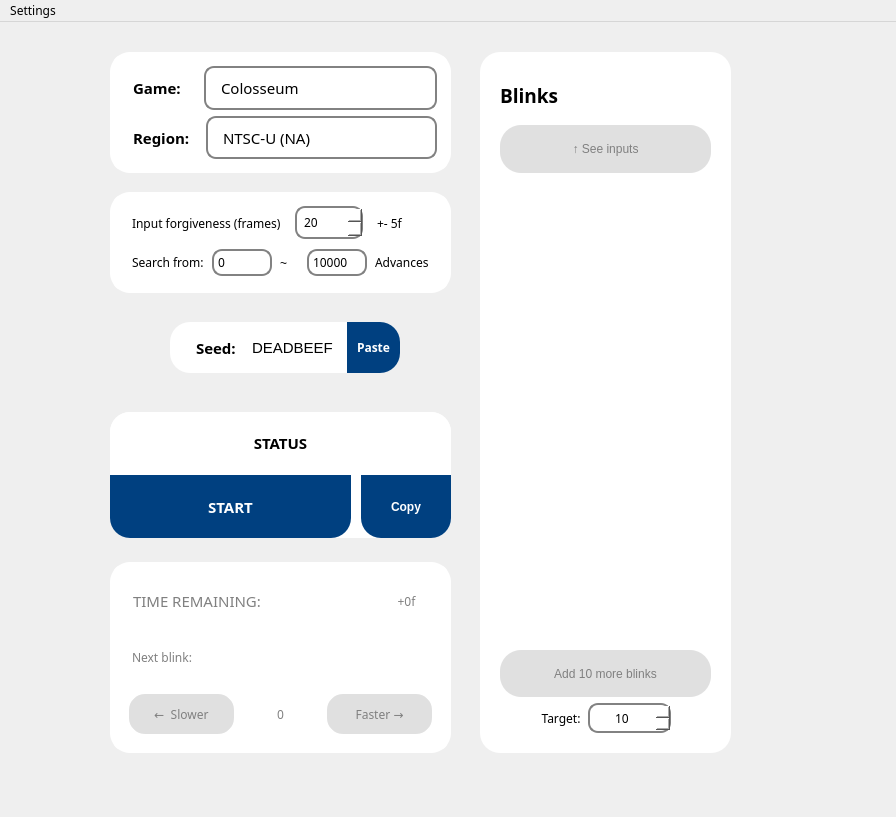
Before: the Qt Designer form OpenBlink/GuiProjectBackup/OpenBlink2/mainwindow.ui in KapitalRoser/OpenBlink, drawn with Qt 5.
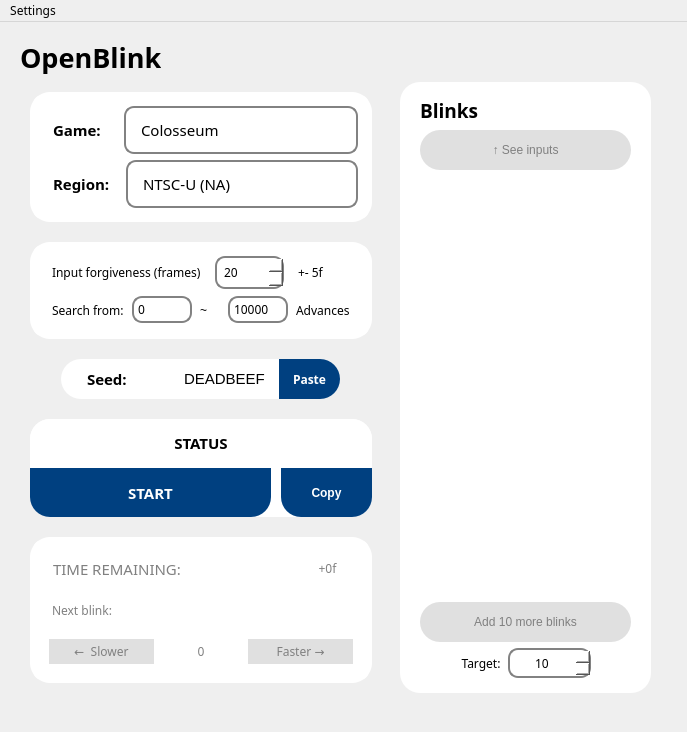
After: the same form once the commit is applied. Icons and pictures are not drawn.

Commit message:
Add basic ms_adjust
Currently using old 215ms figure and it seems to fit so well. I don't know whY.
need to test with other regions.

Patch:
```diff
--- a/OpenBlink/GuiProjectBackup/OpenBlink2/mainwindow.ui
+++ b/OpenBlink/GuiProjectBackup/OpenBlink2/mainwindow.ui
@@ -6,8 +6,8 @@
    <rect>
     <x>0</x>
     <y>0</y>
-    <width>896</width>
-    <height>817</height>
+    <width>687</width>
+    <height>732</height>
    </rect>
   </property>
   <property name="font">
@@ -22,15 +22,524 @@
    <bool>false</bool>
   </property>
   <widget class="QWidget" name="centralwidget">
+   <widget class="QLabel" name="LogoLabel">
+    <property name="geometry">
+     <rect>
+      <x>20</x>
+      <y>10</y>
+      <width>141</width>
+      <height>51</height>
+     </rect>
+    </property>
+    <property name="font">
+     <font>
+      <family>Century Gothic</family>
+      <pointsize>20</pointsize>
+      <bold>true</bold>
+     </font>
+    </property>
+    <property name="text">
+     <string>OpenBlink</string>
+    </property>
+   </widget>
+   <widget class="QFrame" name="blinkTableFrame">
+    <property name="geometry">
+     <rect>
+      <x>400</x>
+      <y>60</y>
+      <width>251</width>
+      <height>611</height>
+     </rect>
+    </property>
+    <property name="font">
+     <font>
+      <family>Century Gothic</family>
+     </font>
+    </property>
+    <property name="styleSheet">
+     <string notr="true">color: black;
+background-color: white;
+border-radius: 20px;
+</string>
+    </property>
+    <property name="frameShape">
+     <enum>QFrame::StyledPanel</enum>
+    </property>
+    <property name="frameShadow">
+     <enum>QFrame::Raised</enum>
+    </property>
+    <layout class="QVBoxLayout" name="verticalLayout">
+     <property name="spacing">
+      <number>6</number>
+     </property>
+     <property name="leftMargin">
+      <number>20</number>
+     </property>
+     <property name="topMargin">
+      <number>15</number>
+     </property>
+     <property name="rightMargin">
+      <number>20</number>
+     </property>
+     <property name="bottomMargin">
+      <number>15</number>
+     </property>
+     <item>
+      <widget class="QLabel" name="label_9">
+       <property name="font">
+        <font>
+         <family>Century Gothic</family>
+         <pointsize>14</pointsize>
+         <bold>true</bold>
+        </font>
+       </property>
+       <property name="text">
+        <string>Blinks</string>
+       </property>
+      </widget>
+     </item>
+     <item>
+      <widget class="QPushButton" name="seeInputButton">
+       <property name="enabled">
+        <bool>false</bool>
+       </property>
+       <property name="sizePolicy">
+        <sizepolicy hsizetype="Minimum" vsizetype="Preferred">
+         <horstretch>0</horstretch>
+         <verstretch>0</verstretch>
+        </sizepolicy>
+       </property>
+       <property name="minimumSize">
+        <size>
+         <width>0</width>
+         <height>40</height>
+        </size>
+       </property>
+       <property name="styleSheet">
+        <string notr="true">QPushButton{background-color: #004080;
+font: 9pt &quot;Century Gothic&quot;;
+color: white;
+font-weight: bold;
+border-radius:20px;
+}
+QPushButton:hover{
+background-color: #265d93;
+}
+QPushButton:pressed{
+background-color: #004080;
+}
+QPushButton:disabled{
+background-color:#e0e0e0;
+font-weight:normal;
+color:grey;
+}</string>
+       </property>
+       <property name="text">
+        <string>↑ See inputs</string>
+       </property>
+      </widget>
+     </item>
+     <item>
+      <widget class="QFrame" name="frame">
+       <property name="minimumSize">
+        <size>
+         <width>0</width>
+         <height>465</height>
+        </size>
+       </property>
+       <property name="frameShape">
+        <enum>QFrame::NoFrame</enum>
+       </property>
+       <property name="frameShadow">
+        <enum>QFrame::Plain</enum>
+       </property>
+       <property name="lineWidth">
+        <number>0</number>
+       </property>
+       <widget class="QTableWidget" name="outTable">
+        <property name="geometry">
+         <rect>
+          <x>0</x>
+          <y>9</y>
+          <width>210</width>
+          <height>451</height>
+         </rect>
+        </property>
+        <property name="frameShape">
+         <enum>QFrame::NoFrame</enum>
+        </property>
+        <property name="frameShadow">
+         <enum>QFrame::Plain</enum>
+        </property>
+        <property name="lineWidth">
+         <number>0</number>
+        </property>
+        <property name="editTriggers">
+         <set>QAbstractItemView::NoEditTriggers</set>
+        </property>
+        <property name="selectionBehavior">
+         <enum>QAbstractItemView::SelectItems</enum>
+        </property>
+        <property name="wordWrap">
+         <bool>false</bool>
+        </property>
+        <property name="cornerButtonEnabled">
+         <bool>false</bool>
+        </property>
+        <attribute name="horizontalHeaderVisible">
+         <bool>true</bool>
+        </attribute>
+       </widget>
+      </widget>
+     </item>
+     <item>
+      <widget class="QPushButton" name="increaseBlinksButton">
+       <property name="enabled">
+        <bool>false</bool>
+       </property>
+       <property name="sizePolicy">
+        <sizepolicy hsizetype="Minimum" vsizetype="Minimum">
+         <horstretch>0</horstretch>
+         <verstretch>0</verstretch>
+        </sizepolicy>
+       </property>
+       <property name="minimumSize">
+        <size>
+         <width>0</width>
+         <height>40</height>
+        </size>
+       </property>
+       <property name="styleSheet">
+        <string notr="true">QPushButton{background-color: #004080;
+font: 9pt &quot;Century Gothic&quot;;
+color: white;
+font-weight: bold;
+border-radius:20px;
+}
+QPushButton:hover{
+background-color: #265d93;
+}
+QPushButton:pressed{
+background-color: #004080;
+}
+QPushButton:disabled{
+background-color:#e0e0e0;
+font-weight:normal;
+color:grey;
+}</string>
+       </property>
+       <property name="text">
+        <string>Add 10 more blinks</string>
+       </property>
+      </widget>
+     </item>
+     <item>
+      <layout class="QHBoxLayout" name="horizontalLayout_4" stretch="0,1,2,0">
+       <property name="rightMargin">
+        <number>0</number>
+       </property>
+       <item>
+        <spacer name="horizontalSpacer_4">
+         <property name="orientation">
+          <enum>Qt::Horizontal</enum>
+         </property>
+         <property name="sizeHint" stdset="0">
+          <size>
+           <width>40</width>
+           <height>20</height>
+          </size>
+         </property>
+        </spacer>
+       </item>
+       <item>
+        <widget class="QLabel" name="label_2">
+         <property name="font">
+          <font>
+           <family>Century Gothic</family>
+          </font>
+         </property>
+         <property name="text">
+          <string>Target:</string>
+         </property>
+         <property name="alignment">
+          <set>Qt::AlignCenter</set>
+         </property>
+        </widget>
+       </item>
+       <item>
+        <widget class="QSpinBox" name="arbTargetBox">
+         <property name="sizePolicy">
+          <sizepolicy hsizetype="Minimum" vsizetype="Fixed">
+           <horstretch>0</horstretch>
+           <verstretch>0</verstretch>
+          </sizepolicy>
+         </property>
+         <property name="minimumSize">
+          <size>
+           <width>0</width>
+           <height>30</height>
+          </size>
+         </property>
+         <property name="font">
+          <font>
+           <family>Century Gothic</family>
+           <pointsize>9</pointsize>
+          </font>
+         </property>
+         <property name="styleSheet">
+          <string notr="true">QSpinBox{
+border: 2px solid #828282;
+border-radius: 10px;
+}
+
+QSpinBox::up-button{
+image: url(:/resfix1/arrow2.jpg);
+width: 12px;
+height:12px;
+padding-right: 5px;
+padding-top:2px;
+}
+QSpinBox::down-button{
+image: url(:/resfix1/arrow1.jpg);
+width: 12px;
+height:12px;
+padding-right: 5px;
+padding-bottom:2px;
+}</string>
+         </property>
+         <property name="alignment">
+          <set>Qt::AlignCenter</set>
+         </property>
+         <property name="minimum">
+          <number>1</number>
+         </property>
+         <property name="maximum">
+          <number>1000</number>
+         </property>
+         <property name="value">
+          <number>10</number>
+         </property>
+        </widget>
+       </item>
+       <item>
+        <spacer name="horizontalSpacer_3">
+         <property name="orientation">
+          <enum>Qt::Horizontal</enum>
+         </property>
+         <property name="sizeHint" stdset="0">
+          <size>
+           <width>40</width>
+           <height>20</height>
+          </size>
+         </property>
+        </spacer>
+       </item>
+      </layout>
+     </item>
+    </layout>
+   </widget>
+   <widget class="QWidget" name="verticalLayoutWidget">
+    <property name="geometry">
+     <rect>
+      <x>20</x>
+      <y>60</y>
+      <width>362</width>
+      <height>611</height>
+     </rect>
+    </property>
+    <layout class="QVBoxLayout" name="verticalLayout_5" stretch="2,2,0,2,3">
+     <property name="spacing">
+      <number>20</number>
+     </property>
+     <property name="leftMargin">
+      <number>10</number>
+     </property>
+     <property name="topMargin">
+      <number>10</number>
+     </property>
+     <property name="rightMargin">
+      <number>10</number>
+     </property>
+     <property name="bottomMargin">
+      <number>10</number>
+     </property>
+     <item>
+      <widget class="QFrame" name="platformFrame">
+       <property name="styleSheet">
+        <string notr="true">
+*{border: 5px solid white;
+color: black;
+background-color: white;
+border-radius: 20px;
+}
+QFrame QLabel:disabled{
+color:grey;
+font-weight:normal;
+}</string>
+       </property>
+       <layout class="QVBoxLayout" name="verticalLayout_3">
+        <item>
+         <layout class="QHBoxLayout" name="gameHorizLayout">
+          <item>
+           <widget class="QLabel" name="label_7">
+            <property name="sizePolicy">
+             <sizepolicy hsizetype="Fixed" vsizetype="Preferred">
+              <horstretch>0</horstretch>
+              <verstretch>0</verstretch>
+             </sizepolicy>
+            </property>
+            <property name="minimumSize">
+             <size>
+              <width>74</width>
+              <height>0</height>
+             </size>
+            </property>
+            <property name="font">
+             <font>
+              <family>Century Gothic</family>
+              <pointsize>11</pointsize>
+              <italic>false</italic>
+              <bold>true</bold>
+             </font>
+            </property>
+            <property name="text">
+             <string>Game:</string>
+            </property>
+           </widget>
+          </item>
+          <item>
+           <widget class="QComboBox" name="gameBox">
+            <property name="font">
+             <font>
+              <family>Century Gothic</family>
+              <pointsize>11</pointsize>
+              <italic>false</italic>
+              <bold>false</bold>
+             </font>
+            </property>
+            <property name="styleSheet">
+             <string notr="true">QComboBox{
+border: 2px solid #828282;
+padding-left: 15px;
+padding-top:10px;
+padding-bottom:10px;
+border-radius: 10px;
+}
+QComboBox::drop-down{
+border: 0px;
+}
+QComboBox::down-arrow{
+image: url(:/resfix1/arrow1.jpg);
+width: 28px;
+height:28px;
+padding-right: 40px;
+}
+QComboBox:disabled{
+color:grey;
+border-color:lightgrey;
+}</string>
+            </property>
+            <item>
+             <property name="text">
+              <string>Colosseum</string>
+             </property>
+            </item>
+            <item>
+             <property name="text">
+              <string>XD</string>
+             </property>
+            </item>
+            <item>
+             <property name="text">
+              <string>XD (Dolphin 5.0)</string>
+             </property>
+            </item>
+           </widget>
+          </item>
+         </layout>
+        </item>
+        <item>
+         <layout class="QHBoxLayout" name="regionHorzLayout">
+          <item>
+           <widget class="QLabel" name="label_8">
+            <property name="sizePolicy">
+             <sizepolicy hsizetype="Fixed" vsizetype="Preferred">
+              <horstretch>0</horstretch>
+              <verstretch>0</verstretch>
+             </sizepolicy>
+            </property>
+            <property name="font">
+             <font>
+              <family>Century Gothic</family>
+              <pointsize>11</pointsize>
+              <italic>false</italic>
+              <bold>true</bold>
+             </font>
+            </property>
+            <property name="text">
+             <string>Region:</string>
+            </property>
+           </widget>
+          </item>
+          <item>
+           <widget class="QComboBox" name="regionBox">
+            <property name="font">
+             <font>
+              <family>Century Gothic</family>
+              <pointsize>11</pointsize>
+             </font>
+            </property>
+            <property name="styleSheet">
+             <string notr="true">QComboBox{
+border: 2px solid #828282;
+padding-left: 15px;
+padding-top:10px;
+padding-bottom:10px;
+border-radius:10px;
+}
+QComboBox::drop-down{
+border: 0px;
+}
+QComboBox::down-arrow{
+image: url(:/resfix1/arrow1.jpg);
+width: 28px;
+height:28px;
+padding-right: 40px;
+}
+QComboBox:disabled{
+color:grey;
+border-color:lightgrey;
+}</string>
+            </property>
+            <item>
+             <property name="text">
+              <string>NTSC-U (NA)</string>
+             </property>
+            </item>
+            <item>
+             <property name="text">
+              <string>PAL - 60Hz (EU)</string>
+             </property>
+            </item>
+            <item>
+             <property name="text">
+              <string>PAL - 50Hz</string>
+             </property>
+            </item>
+            <item>
+             <property name="text">
+              <string>NTSC-J (JP)</string>
+             </property>
+            </item>
+           </widget>
+          </item>
+         </layout>
+        </item>
+       </layout>
+      </widget>
+     </item>
+     <item>
    <widget class="QFrame" name="paramsFrame">
-    <property name="geometry">
-     <rect>
-      <x>110</x>
-      <y>170</y>
-      <width>341</width>
-      <height>101</height>
-     </rect>
-    </property>
     <property name="styleSheet">
      <string notr="true">*{
 border: 5px solid white;
@@ -253,194 +762,11 @@
      </item>
     </layout>
    </widget>
-   <widget class="QLabel" name="LogoLabel">
-    <property name="geometry">
-     <rect>
-      <x>120</x>
-      <y>70</y>
-      <width>141</width>
-      <height>41</height>
-     </rect>
-    </property>
-    <property name="font">
-     <font>
-      <family>Century Gothic</family>
-      <pointsize>14</pointsize>
-      <bold>true</bold>
-     </font>
-    </property>
-    <property name="text">
-     <string>OpenBlink</string>
-    </property>
-   </widget>
-   <widget class="QFrame" name="statusFrame">
-    <property name="geometry">
-     <rect>
-      <x>110</x>
-      <y>390</y>
-      <width>341</width>
-      <height>126</height>
-     </rect>
-    </property>
-    <property name="font">
-     <font>
-      <family>Century Gothic</family>
-     </font>
-    </property>
-    <property name="styleSheet">
-     <string notr="true">color: black;
-background-color: white;
-border-radius: 20px;
-</string>
-    </property>
-    <property name="frameShape">
-     <enum>QFrame::StyledPanel</enum>
-    </property>
-    <property name="frameShadow">
-     <enum>QFrame::Plain</enum>
-    </property>
-    <property name="lineWidth">
-     <number>20</number>
-    </property>
-    <property name="midLineWidth">
-     <number>3</number>
-    </property>
-    <layout class="QVBoxLayout" name="verticalLayout_4">
-     <property name="spacing">
-      <number>0</number>
-     </property>
-     <property name="leftMargin">
-      <number>0</number>
-     </property>
-     <property name="topMargin">
-      <number>0</number>
-     </property>
-     <property name="rightMargin">
-      <number>0</number>
-     </property>
-     <property name="bottomMargin">
-      <number>0</number>
-     </property>
-     <item>
-      <widget class="QLabel" name="statusLabel">
-       <property name="font">
-        <font>
-         <family>Century Gothic</family>
-         <pointsize>11</pointsize>
-         <bold>true</bold>
-        </font>
-       </property>
-       <property name="text">
-        <string>STATUS</string>
-       </property>
-       <property name="alignment">
-        <set>Qt::AlignCenter</set>
-       </property>
-       <property name="textInteractionFlags">
-        <set>Qt::LinksAccessibleByMouse|Qt::TextSelectableByMouse</set>
-       </property>
-      </widget>
      </item>
      <item>
-      <layout class="QHBoxLayout" name="horizontalLayout_5" stretch="8,3">
-       <property name="spacing">
-        <number>10</number>
-       </property>
-       <property name="sizeConstraint">
-        <enum>QLayout::SetFixedSize</enum>
-       </property>
+      <layout class="QHBoxLayout" name="centerLayout">
        <item>
-        <widget class="QPushButton" name="startButton">
-         <property name="sizePolicy">
-          <sizepolicy hsizetype="Minimum" vsizetype="Minimum">
-           <horstretch>0</horstretch>
-           <verstretch>0</verstretch>
-          </sizepolicy>
-         </property>
-         <property name="font">
-          <font>
-           <family>Century Gothic</family>
-           <pointsize>11</pointsize>
-           <italic>false</italic>
-           <bold>true</bold>
-          </font>
-         </property>
-         <property name="styleSheet">
-          <string notr="true">QPushButton{
-background-color: #004080;
-font: 11pt &quot;Century Gothic&quot;;
-color: white;
-font-weight: bold;
-border-radius:0px;
-border-bottom-right-radius:20px;
-border-bottom-left-radius:20px;
-}
-QPushButton:hover{
-cursor:pointer;
-background-color: #265d93;
-}
-QPushButton:pressed{
-background-color: #004080;
-}
-QPushButton:disabled{
-background-color:#e0e0e0;
-font-weight:normal;
-color:grey;
-}</string>
-         </property>
-         <property name="text">
-          <string>START</string>
-         </property>
-        </widget>
-       </item>
-       <item>
-        <widget class="QPushButton" name="copyButton">
-         <property name="sizePolicy">
-          <sizepolicy hsizetype="Minimum" vsizetype="Minimum">
-           <horstretch>0</horstretch>
-           <verstretch>0</verstretch>
-          </sizepolicy>
-         </property>
-         <property name="styleSheet">
-          <string notr="true">QPushButton{
-background-color: #004080;
-font: 11pt &quot;Century Gothic&quot;;
-color: white;
-font-weight: bold;
-border-radius:0px;
-border-bottom-left-radius:20px;
-border-bottom-right-radius:20px;
-}
-QPushButton:hover{
-background-color: #265d93;
-}
-QPushButton:pressed{
-background-color: #004080;
-}
-QPushButton:disabled{
-background-color:#e0e0e0;
-font-weight:normal;
-color:grey;
-}</string>
-         </property>
-         <property name="text">
-          <string>Copy</string>
-         </property>
-        </widget>
-       </item>
-      </layout>
-     </item>
-    </layout>
-   </widget>
    <widget class="QFrame" name="seedQFrame">
-    <property name="geometry">
-     <rect>
-      <x>170</x>
-      <y>300</y>
-      <width>230</width>
-      <height>51</height>
-     </rect>
-    </property>
     <property name="sizePolicy">
      <sizepolicy hsizetype="Fixed" vsizetype="Fixed">
       <horstretch>0</horstretch>
@@ -594,18 +920,166 @@
      </item>
     </layout>
    </widget>
+       </item>
+      </layout>
+     </item>
+     <item>
+      <widget class="QFrame" name="statusFrame">
+       <property name="font">
+        <font>
+         <family>Century Gothic</family>
+        </font>
+       </property>
+       <property name="styleSheet">
+        <string notr="true">color: black;
+background-color: white;
+border-radius: 20px;
+</string>
+       </property>
+       <property name="frameShape">
+        <enum>QFrame::StyledPanel</enum>
+       </property>
+       <property name="frameShadow">
+        <enum>QFrame::Plain</enum>
+       </property>
+       <property name="lineWidth">
+        <number>20</number>
+       </property>
+       <property name="midLineWidth">
+        <number>3</number>
+       </property>
+       <layout class="QVBoxLayout" name="verticalLayout_4">
+        <property name="spacing">
+         <number>0</number>
+        </property>
+        <property name="leftMargin">
+         <number>0</number>
+        </property>
+        <property name="topMargin">
+         <number>0</number>
+        </property>
+        <property name="rightMargin">
+         <number>0</number>
+        </property>
+        <property name="bottomMargin">
+         <number>0</number>
+        </property>
+        <item>
+         <widget class="QLabel" name="statusLabel">
+          <property name="font">
+           <font>
+            <family>Century Gothic</family>
+            <pointsize>11</pointsize>
+            <bold>true</bold>
+           </font>
+          </property>
+          <property name="text">
+           <string>STATUS</string>
+          </property>
+          <property name="alignment">
+           <set>Qt::AlignCenter</set>
+          </property>
+          <property name="textInteractionFlags">
+           <set>Qt::LinksAccessibleByMouse|Qt::TextSelectableByMouse</set>
+          </property>
+         </widget>
+        </item>
+        <item>
+         <layout class="QHBoxLayout" name="horizontalLayout_5" stretch="8,3">
+          <property name="spacing">
+           <number>10</number>
+          </property>
+          <property name="sizeConstraint">
+           <enum>QLayout::SetFixedSize</enum>
+          </property>
+          <item>
+           <widget class="QPushButton" name="startButton">
+            <property name="sizePolicy">
+             <sizepolicy hsizetype="Minimum" vsizetype="Minimum">
+              <horstretch>0</horstretch>
+              <verstretch>0</verstretch>
+             </sizepolicy>
+            </property>
+            <property name="font">
+             <font>
+              <family>Century Gothic</family>
+              <pointsize>11</pointsize>
+              <italic>false</italic>
+              <bold>true</bold>
+             </font>
+            </property>
+            <property name="styleSheet">
+             <string notr="true">QPushButton{
+background-color: #004080;
+font: 11pt &quot;Century Gothic&quot;;
+color: white;
+font-weight: bold;
+border-radius:0px;
+border-bottom-right-radius:20px;
+border-bottom-left-radius:20px;
+}
+QPushButton:hover{
+background-color: #265d93;
+}
+QPushButton:pressed{
+background-color: #004080;
+}
+QPushButton:disabled{
+background-color:#e0e0e0;
+font-weight:normal;
+color:grey;
+}</string>
+            </property>
+            <property name="text">
+             <string>START</string>
+            </property>
+           </widget>
+          </item>
+          <item>
+           <widget class="QPushButton" name="copyButton">
+            <property name="sizePolicy">
+             <sizepolicy hsizetype="Minimum" vsizetype="Minimum">
+              <horstretch>0</horstretch>
+              <verstretch>0</verstretch>
+             </sizepolicy>
+            </property>
+            <property name="styleSheet">
+             <string notr="true">QPushButton{
+background-color: #004080;
+font: 11pt &quot;Century Gothic&quot;;
+color: white;
+font-weight: bold;
+border-radius:0px;
+border-bottom-left-radius:20px;
+border-bottom-right-radius:20px;
+}
+QPushButton:hover{
+background-color: #265d93;
+}
+QPushButton:pressed{
+background-color: #004080;
+}
+QPushButton:disabled{
+background-color:#e0e0e0;
+font-weight:normal;
+color:grey;
+}</string>
+            </property>
+            <property name="text">
+             <string>Copy</string>
+            </property>
+           </widget>
+          </item>
+         </layout>
+        </item>
+       </layout>
+      </widget>
+     </item>
+     <item>
    <widget class="QFrame" name="timerFrame">
     <property name="enabled">
      <bool>false</bool>
     </property>
-    <property name="geometry">
-     <rect>
-      <x>110</x>
-      <y>540</y>
-      <width>341</width>
-      <height>191</height>
-     </rect>
-    </property>
     <property name="autoFillBackground">
      <bool>false</bool>
     </property>
@@ -692,7 +1166,7 @@
 font: 9pt &quot;Century Gothic&quot;;
 color: white;
 font-weight: bold;
-border-radius:21%;
+border-radius:18px;
 }
 QPushButton:hover{
 cursor:pointer;
@@ -771,7 +1245,7 @@
 font: 9pt &quot;Century Gothic&quot;;
 color: white;
 font-weight: bold;
-border-radius:21%;
+border-radius:18px;
 }
 QPushButton:hover{
 cursor:pointer;
@@ -837,482 +1311,6 @@
      </item>
     </layout>
    </widget>
-   <widget class="QFrame" name="blinkTableFrame">
-    <property name="geometry">
-     <rect>
-      <x>480</x>
-      <y>30</y>
-      <width>251</width>
-      <height>701</height>
-     </rect>
-    </property>
-    <property name="font">
-     <font>
-      <family>Century Gothic</family>
-     </font>
-    </property>
-    <property name="styleSheet">
-     <string notr="true">color: black;
-background-color: white;
-border-radius: 20px;
-</string>
-    </property>
-    <property name="frameShape">
-     <enum>QFrame::StyledPanel</enum>
-    </property>
-    <property name="frameShadow">
-     <enum>QFrame::Raised</enum>
-    </property>
-    <layout class="QVBoxLayout" name="verticalLayout">
-     <property name="spacing">
-      <number>6</number>
-     </property>
-     <property name="leftMargin">
-      <number>20</number>
-     </property>
-     <property name="topMargin">
-      <number>20</number>
-     </property>
-     <property name="rightMargin">
-      <number>20</number>
-     </property>
-     <property name="bottomMargin">
-      <number>20</number>
-     </property>
-     <item>
-      <widget class="QLabel" name="label_9">
-       <property name="font">
-        <font>
-         <family>Century Gothic</family>
-         <pointsize>14</pointsize>
-         <bold>true</bold>
-        </font>
-       </property>
-       <property name="text">
-        <string>Blinks</string>
-       </property>
-      </widget>
-     </item>
-     <item>
-      <widget class="QPushButton" name="seeInputButton">
-       <property name="enabled">
-        <bool>false</bool>
-       </property>
-       <property name="sizePolicy">
-        <sizepolicy hsizetype="Minimum" vsizetype="Preferred">
-         <horstretch>0</horstretch>
-         <verstretch>0</verstretch>
-        </sizepolicy>
-       </property>
-       <property name="minimumSize">
-        <size>
-         <width>0</width>
-         <height>40</height>
-        </size>
-       </property>
-       <property name="styleSheet">
-        <string notr="true">QPushButton{background-color: #004080;
-font: 9pt &quot;Century Gothic&quot;;
-color: white;
-font-weight: bold;
-border-radius:21%;
-}
-QPushButton:hover{
-cursor:pointer;
-background-color: #265d93;
-}
-QPushButton:pressed{
-background-color: #004080;
-}
-QPushButton:disabled{
-background-color:#e0e0e0;
-font-weight:normal;
-color:grey;
-}</string>
-       </property>
-       <property name="text">
-        <string>↑ See inputs</string>
-       </property>
-      </widget>
-     </item>
-     <item>
-      <widget class="QFrame" name="frame">
-       <property name="minimumSize">
-        <size>
-         <width>0</width>
-         <height>465</height>
-        </size>
-       </property>
-       <property name="frameShape">
-        <enum>QFrame::NoFrame</enum>
-       </property>
-       <property name="frameShadow">
-        <enum>QFrame::Plain</enum>
-       </property>
-       <property name="lineWidth">
-        <number>0</number>
-       </property>
-       <widget class="QTableWidget" name="outTable">
-        <property name="geometry">
-         <rect>
-          <x>0</x>
-          <y>9</y>
-          <width>210</width>
-          <height>451</height>
-         </rect>
-        </property>
-        <property name="frameShape">
-         <enum>QFrame::NoFrame</enum>
-        </property>
-        <property name="frameShadow">
-         <enum>QFrame::Plain</enum>
-        </property>
-        <property name="lineWidth">
-         <number>0</number>
-        </property>
-        <property name="editTriggers">
-         <set>QAbstractItemView::NoEditTriggers</set>
-        </property>
-        <property name="selectionBehavior">
-         <enum>QAbstractItemView::SelectItems</enum>
-        </property>
-        <property name="wordWrap">
-         <bool>false</bool>
-        </property>
-        <property name="cornerButtonEnabled">
-         <bool>false</bool>
-        </property>
-        <attribute name="horizontalHeaderVisible">
-         <bool>true</bool>
-        </attribute>
-       </widget>
-      </widget>
-     </item>
-     <item>
-      <widget class="QPushButton" name="increaseBlinksButton">
-       <property name="enabled">
-        <bool>false</bool>
-       </property>
-       <property name="sizePolicy">
-        <sizepolicy hsizetype="Minimum" vsizetype="Minimum">
-         <horstretch>0</horstretch>
-         <verstretch>0</verstretch>
-        </sizepolicy>
-       </property>
-       <property name="minimumSize">
-        <size>
-         <width>0</width>
-         <height>40</height>
-        </size>
-       </property>
-       <property name="styleSheet">
-        <string notr="true">QPushButton{background-color: #004080;
-font: 9pt &quot;Century Gothic&quot;;
-color: white;
-font-weight: bold;
-border-radius:21%;
-}
-QPushButton:hover{
-cursor:pointer;
-background-color: #265d93;
-}
-QPushButton:pressed{
-background-color: #004080;
-}
-QPushButton:disabled{
-background-color:#e0e0e0;
-font-weight:normal;
-color:grey;
-}</string>
-       </property>
-       <property name="text">
-        <string>Add 10 more blinks</string>
-       </property>
-      </widget>
-     </item>
-     <item>
-      <layout class="QHBoxLayout" name="horizontalLayout_4" stretch="0,1,2,0">
-       <property name="rightMargin">
-        <number>0</number>
-       </property>
-       <item>
-        <spacer name="horizontalSpacer_4">
-         <property name="orientation">
-          <enum>Qt::Horizontal</enum>
-         </property>
-         <property name="sizeHint" stdset="0">
-          <size>
-           <width>40</width>
-           <height>20</height>
-          </size>
-         </property>
-        </spacer>
-       </item>
-       <item>
-        <widget class="QLabel" name="label_2">
-         <property name="font">
-          <font>
-           <family>Century Gothic</family>
-          </font>
-         </property>
-         <property name="text">
-          <string>Target:</string>
-         </property>
-         <property name="alignment">
-          <set>Qt::AlignCenter</set>
-         </property>
-        </widget>
-       </item>
-       <item>
-        <widget class="QSpinBox" name="arbTargetBox">
-         <property name="sizePolicy">
-          <sizepolicy hsizetype="Minimum" vsizetype="Fixed">
-           <horstretch>0</horstretch>
-           <verstretch>0</verstretch>
-          </sizepolicy>
-         </property>
-         <property name="minimumSize">
-          <size>
-           <width>0</width>
-           <height>30</height>
-          </size>
-         </property>
-         <property name="font">
-          <font>
-           <family>Century Gothic</family>
-           <pointsize>9</pointsize>
-          </font>
-         </property>
-         <property name="styleSheet">
-          <string notr="true">QSpinBox{
-border: 2px solid #828282;
-border-radius: 10px;
-}
-
-QSpinBox::up-button{
-image: url(:/resfix1/arrow2.jpg);
-width: 12px;
-height:12px;
-padding-right: 5px;
-padding-top:2px;
-}
-QSpinBox::down-button{
-image: url(:/resfix1/arrow1.jpg);
-width: 12px;
-height:12px;
-padding-right: 5px;
-padding-bottom:2px;
-}</string>
-         </property>
-         <property name="alignment">
-          <set>Qt::AlignCenter</set>
-         </property>
-         <property name="minimum">
-          <number>1</number>
-         </property>
-         <property name="maximum">
-          <number>1000</number>
-         </property>
-         <property name="value">
-          <number>10</number>
-         </property>
-        </widget>
-       </item>
-       <item>
-        <spacer name="horizontalSpacer_3">
-         <property name="orientation">
-          <enum>Qt::Horizontal</enum>
-         </property>
-         <property name="sizeHint" stdset="0">
-          <size>
-           <width>40</width>
-           <height>20</height>
-          </size>
-         </property>
-        </spacer>
-       </item>
-      </layout>
-     </item>
-    </layout>
-   </widget>
-   <widget class="QFrame" name="platformFrame">
-    <property name="geometry">
-     <rect>
-      <x>110</x>
-      <y>30</y>
-      <width>341</width>
-      <height>121</height>
-     </rect>
-    </property>
-    <property name="styleSheet">
-     <string notr="true">
-*{border: 5px solid white;
-color: black;
-background-color: white;
-border-radius: 20px;
-}
-QFrame QLabel:disabled{
-color:grey;
-font-weight:normal;
-}</string>
-    </property>
-    <layout class="QVBoxLayout" name="verticalLayout_3">
-     <item>
-      <layout class="QHBoxLayout" name="gameHorizLayout">
-       <item>
-        <widget class="QLabel" name="label_7">
-         <property name="sizePolicy">
-          <sizepolicy hsizetype="Fixed" vsizetype="Preferred">
-           <horstretch>0</horstretch>
-           <verstretch>0</verstretch>
-          </sizepolicy>
-         </property>
-         <property name="minimumSize">
-          <size>
-           <width>74</width>
-           <height>0</height>
-          </size>
-         </property>
-         <property name="font">
-          <font>
-           <family>Century Gothic</family>
-           <pointsize>11</pointsize>
-           <italic>false</italic>
-           <bold>true</bold>
-          </font>
-         </property>
-         <property name="text">
-          <string>Game:</string>
-         </property>
-        </widget>
-       </item>
-       <item>
-        <widget class="QComboBox" name="gameBox">
-         <property name="font">
-          <font>
-           <family>Century Gothic</family>
-           <pointsize>11</pointsize>
-           <italic>false</italic>
-           <bold>false</bold>
-          </font>
-         </property>
-         <property name="styleSheet">
-          <string notr="true">QComboBox{
-border: 2px solid #828282;
-padding-left: 15px;
-padding-top:10px;
-padding-bottom:10px;
-border-radius: 10px;
-}
-QComboBox::drop-down{
-border: 0px;
-}
-QComboBox::down-arrow{
-image: url(:/resfix1/arrow1.jpg);
-width: 28px;
-height:28px;
-padding-right: 40px;
-}
-QComboBox:disabled{
-color:grey;
-border-color:lightgrey;
-}</string>
-         </property>
-         <item>
-          <property name="text">
-           <string>Colosseum</string>
-          </property>
-         </item>
-         <item>
-          <property name="text">
-           <string>XD</string>
-          </property>
-         </item>
-         <item>
-          <property name="text">
-           <string>XD (Dolphin 5.0)</string>
-          </property>
-         </item>
-        </widget>
-       </item>
-      </layout>
-     </item>
-     <item>
-      <layout class="QHBoxLayout" name="regionHorzLayout">
-       <item>
-        <widget class="QLabel" name="label_8">
-         <property name="sizePolicy">
-          <sizepolicy hsizetype="Fixed" vsizetype="Preferred">
-           <horstretch>0</horstretch>
-           <verstretch>0</verstretch>
-          </sizepolicy>
-         </property>
-         <property name="font">
-          <font>
-           <family>Century Gothic</family>
-           <pointsize>11</pointsize>
-           <italic>false</italic>
-           <bold>true</bold>
-          </font>
-         </property>
-         <property name="text">
-          <string>Region:</string>
-         </property>
-        </widget>
-       </item>
-       <item>
-        <widget class="QComboBox" name="regionBox">
-         <property name="font">
-          <font>
-           <family>Century Gothic</family>
-           <pointsize>11</pointsize>
-          </font>
-         </property>
-         <property name="styleSheet">
-          <string notr="true">QComboBox{
-border: 2px solid #828282;
-padding-left: 15px;
-padding-top:10px;
-padding-bottom:10px;
-border-radius:10px;
-}
-QComboBox::drop-down{
-border: 0px;
-}
-QComboBox::down-arrow{
-image: url(:/resfix1/arrow1.jpg);
-width: 28px;
-height:28px;
-padding-right: 40px;
-}
-QComboBox:disabled{
-color:grey;
-border-color:lightgrey;
-}</string>
-         </property>
-         <item>
-          <property name="text">
-           <string>NTSC-U (NA)</string>
-          </property>
-         </item>
-         <item>
-          <property name="text">
-           <string>PAL - 60Hz (EU)</string>
-          </property>
-         </item>
-         <item>
-          <property name="text">
-           <string>PAL - 50Hz</string>
-          </property>
-         </item>
-         <item>
-          <property name="text">
-           <string>NTSC-J (JP)</string>
-          </property>
-         </item>
-        </widget>
-       </item>
-      </layout>
      </item>
     </layout>
    </widget>
@@ -1322,8 +1320,8 @@
     <rect>
      <x>0</x>
      <y>0</y>
-     <width>896</width>
-     <height>27</height>
+     <width>687</width>
+     <height>20</height>
     </rect>
    </property>
    <widget class="QMenu" name="menuSettings">
```
Left out of the diff: 3 changed lines with no effect on the pictures. Lines whose indentation alone changed are shown as unchanged. The commit also changes 2 other files.
